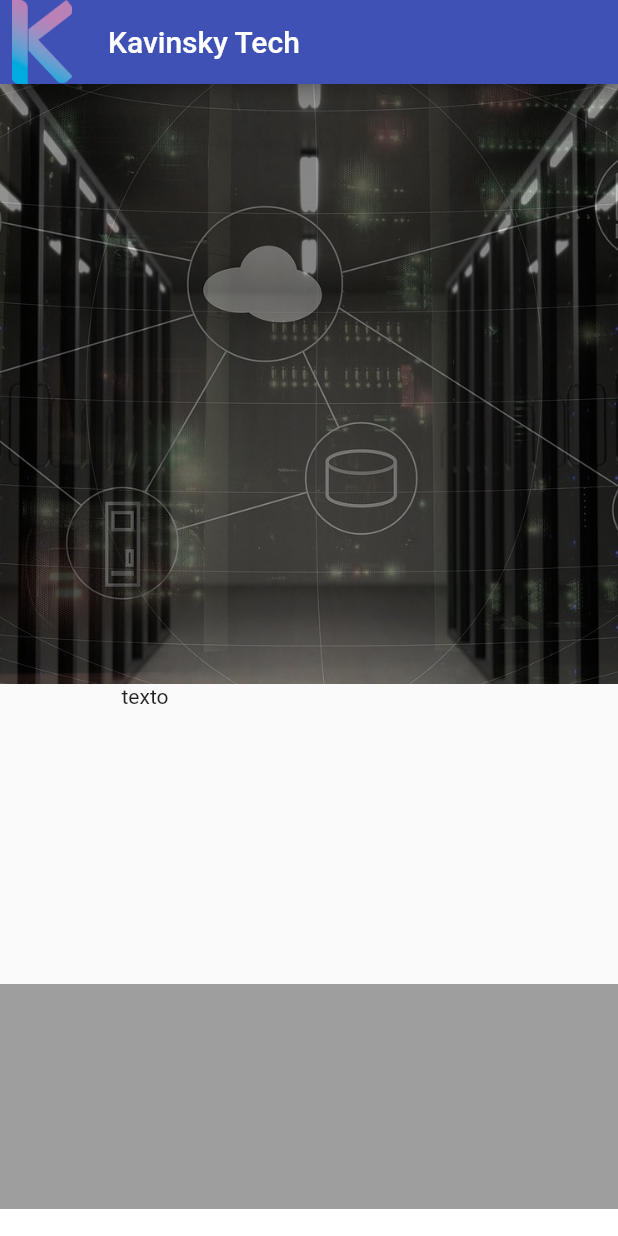
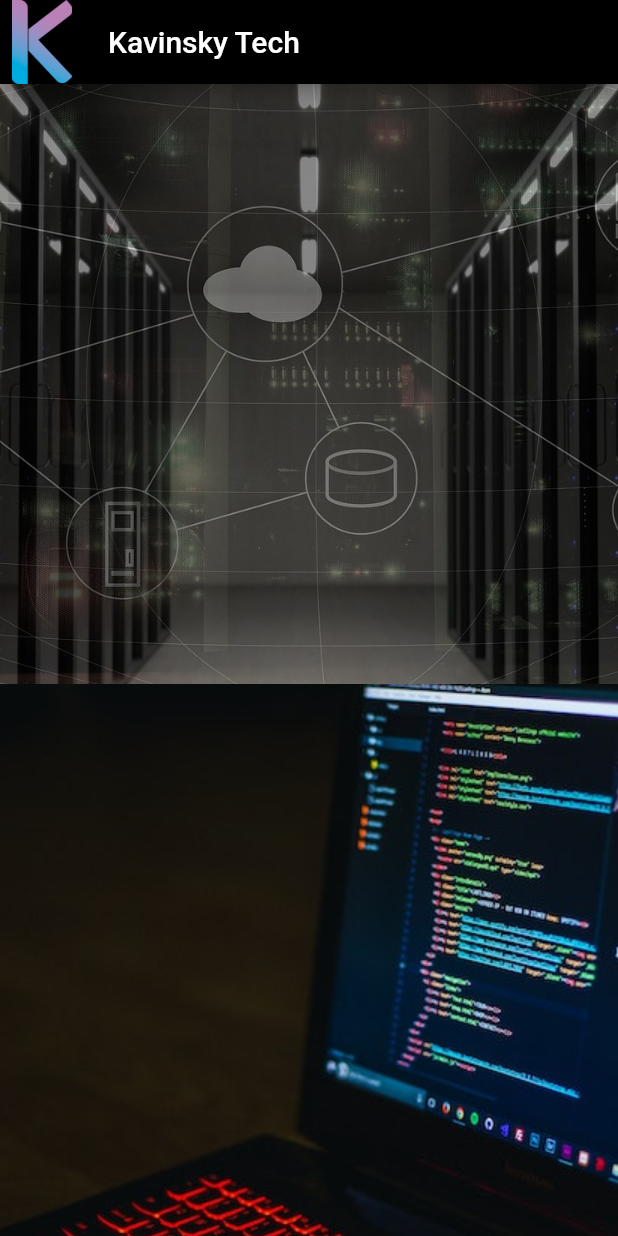
Before and after one commit to alissonKr/ktech2.0, a Flutter app: the screen it shows after launch, on a phone screen of 412 x 824 dp. Run offline on Flutter 3.47's test engine with Material 2 defaults, Android fonts, the phone set to English and light mode, and no system bars.

Commit message:
adição do segundo widget e criação do logo

```diff
--- a/lib/main.dart
+++ b/lib/main.dart
@@ -12,7 +12,7 @@ class MyApp extends StatelessWidget {
     return MaterialApp(
       title: 'Flutter Demo',
       theme: ThemeData(
-        primarySwatch: Colors.indigo,
+        primarySwatch: Colors.blue,
       ),
       home: const MyHomePage(title: 'Kavinsky Tech'),
     );
@@ -33,11 +33,12 @@ class _MyHomePageState extends State<MyHomePage> {
   Widget build(BuildContext context) {
     return Scaffold(
       appBar: AppBar(
+        backgroundColor: Colors.black,
         leading: Container(
             decoration: const BoxDecoration(
                 image: DecorationImage(
           // fit: BoxFit.cover,
-          image: AssetImage('assets/images/ktech_logo.png'),
+          image: AssetImage('assets/images/ktechlogo.png'),
         ))),
         title: Text(widget.title),
       ),
@@ -49,34 +50,21 @@ class _MyHomePageState extends State<MyHomePage> {
                 width: 450,
                 height: 400,
                 decoration: const BoxDecoration(
-                    color: Colors.transparent,
                     image: DecorationImage(
-                      fit: BoxFit.cover,
-                      image: AssetImage('assets/images/cloud2.jpg'),
-                    )),
+                  fit: BoxFit.cover,
+                  image: AssetImage('assets/images/cloud2.jpg'),
+                )),
               ),
-              const SizedBox(
-                width: 250,
-                height: 200,
-                child: Text('texto'),
-              )
+              Container(
+                  width: 450,
+                  height: 400,
+                  decoration: const BoxDecoration(
+                      image: DecorationImage(
+                    fit: BoxFit.cover,
+                    image: AssetImage('assets/images/codding.jpg'),
+                  ))),
             ],
           ),
-          Container(
-            color: Colors.grey,
-            height: 150,
-            width: 450,
-          ),
-          Container(
-            color: Colors.white,
-            height: 150,
-            width: 450,
-          ),
-          Container(
-            color: Colors.grey,
-            height: 150,
-            width: 450,
-          )
         ],
       ), // This trailing comma makes auto-formatting nicer for build methods.
     );
```
Also changed, not shown: pubspec.yaml (+5 -12 lines), assets/fonts/Raleway-Italic.ttf (added), assets/fonts/Raleway-Regular.ttf (added), assets/fonts/RobotoMono-Bold.ttf (added), assets/fonts/RobotoMono-Regular.ttf (added), assets/images/codding.jpg (added), assets/images/ktech_logo.png (deleted), assets/images/ktechlogo.png (added), 1 other file.
